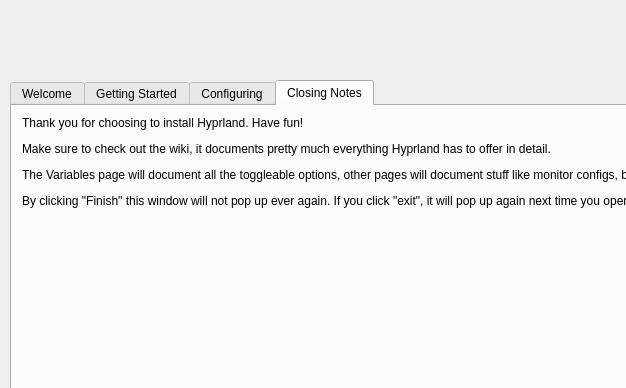
This is chyprlandwelcome.ui in hyprwm/hyprland-welcome as Qt 5 draws it before an edit; both pictures show x 0 to 626 and y 0 to 388 of the 800 by 500 pixel window. The edited form follows.
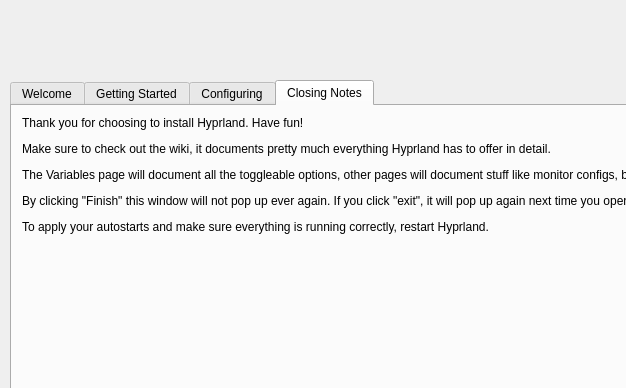
This is the edited form. The open tabs and pages were chosen to show the change. Icons and pictures are not drawn.

Commit message: add restart note

Patch:
```diff
--- a/chyprlandwelcome.ui
+++ b/chyprlandwelcome.ui
@@ -478,7 +478,7 @@
        </rect>
       </property>
       <property name="text">
-       <string>&lt;html&gt;&lt;head/&gt;&lt;body&gt;&lt;p&gt;Thank you for choosing to install Hyprland. Have fun!&lt;/p&gt;&lt;p&gt;Make sure to check out the wiki, it documents pretty much everything Hyprland has to offer in detail.&lt;/p&gt;&lt;p&gt;The Variables page will document all the toggleable options, other pages will document stuff like monitor configs, binds, execs, sourcing, etc.&lt;/p&gt;&lt;p&gt;By clicking &amp;quot;Finish&amp;quot; this window will not pop up ever again. If you click &amp;quot;exit&amp;quot;, it will pop up again next time you open Hyprland.&lt;/p&gt;&lt;/body&gt;&lt;/html&gt;</string>
+       <string>&lt;html&gt;&lt;head/&gt;&lt;body&gt;&lt;p&gt;Thank you for choosing to install Hyprland. Have fun!&lt;/p&gt;&lt;p&gt;Make sure to check out the wiki, it documents pretty much everything Hyprland has to offer in detail.&lt;/p&gt;&lt;p&gt;The Variables page will document all the toggleable options, other pages will document stuff like monitor configs, binds, execs, sourcing, etc.&lt;/p&gt;&lt;p&gt;By clicking &amp;quot;Finish&amp;quot; this window will not pop up ever again. If you click &amp;quot;exit&amp;quot;, it will pop up again next time you open Hyprland.&lt;/p&gt;&lt;p&gt;To apply your autostarts and make sure everything is running correctly, restart Hyprland.&lt;/p&gt;&lt;/body&gt;&lt;/html&gt;</string>
       </property>
       <property name="alignment">
        <set>Qt::AlignLeading|Qt::AlignLeft|Qt::AlignTop</set>
```
Left out of the diff: 2 changed lines with no effect on the pictures.
